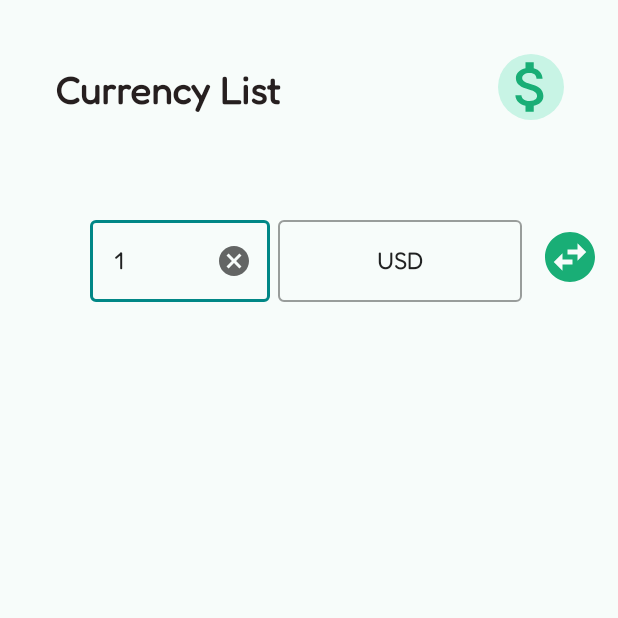
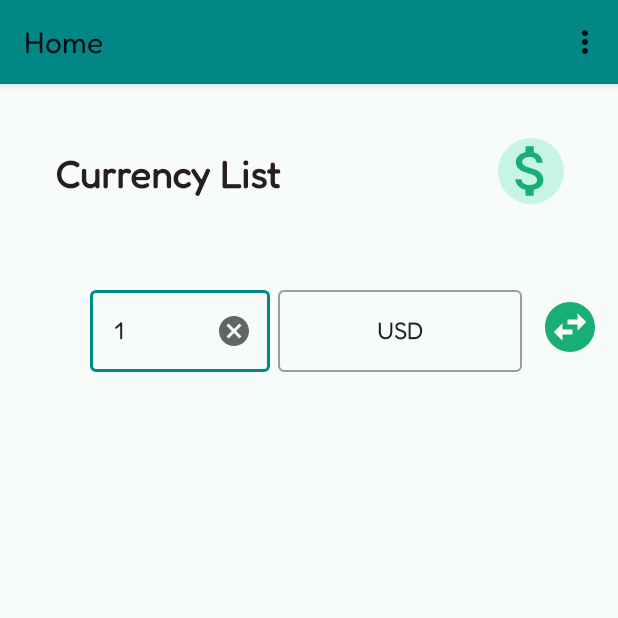
Before and after one commit to thegr8manef/Currency-Kt, an Android app: the MainActivity screen opened directly, with no data from a screen before it, after a tap on an icon or button, on a phone screen of 412 x 824 dp, the top half of it. Run offline under Robolectric (Android 15) with nearby library versions, the phone set to English and light mode, and no system bars; our stand-ins replace Room's generated code; network calls fail; 3 statements that could not run were skipped.

Commit message:
add some changes

```diff
--- a/app/build.gradle
+++ b/app/build.gradle
@@ -66,5 +66,6 @@ dependencies {
     implementation "org.jetbrains.kotlin:kotlin-stdlib-jdk7:1.3.72"
     api "org.jetbrains.kotlinx:kotlinx-coroutines-core:1.6.0"
     api "org.jetbrains.kotlinx:kotlinx-coroutines-android:1.6.0"
+    implementation 'com.google.android.material:material:1.2.0-alpha03'
 
 }
--- a/app/src/main/java/com/example/demokt/activities/MainActivity.kt
+++ b/app/src/main/java/com/example/demokt/activities/MainActivity.kt
@@ -1,16 +1,18 @@
 package com.example.demokt.activities
 
 import android.content.Context
+import android.content.Intent
 import android.net.ConnectivityManager
 import android.os.Bundle
+import android.provider.AlarmClock.EXTRA_MESSAGE
 import android.text.Html
-import android.view.LayoutInflater
+import android.view.Menu
+import android.view.MenuItem
 import android.view.View
-import android.view.WindowManager
+import android.view.inputmethod.InputMethodManager
 import android.widget.ArrayAdapter
 import android.widget.ImageView
 import android.widget.TextView
-import android.widget.Toast
 import androidx.appcompat.app.AppCompatActivity
 import androidx.recyclerview.widget.LinearLayoutManager
 import com.example.demokt.R
@@ -20,10 +22,7 @@ import com.example.demokt.viewmodel.CurrencyViewModel
 import com.google.android.material.snackbar.BaseTransientBottomBar.*
 import com.google.android.material.snackbar.Snackbar
 import kotlinx.android.synthetic.main.activity_main.*
-import kotlin.time.Duration.Companion.milliseconds
-import kotlin.time.Duration.Companion.seconds
-import kotlin.time.milliseconds
-import kotlin.time.seconds
+
 
 class MainActivity : AppCompatActivity() {
 
@@ -35,6 +34,10 @@ class MainActivity : AppCompatActivity() {
 
     override fun onCreate(savedInstanceState: Bundle?) {
         super.onCreate(savedInstanceState)
+        //actionbar
+        val actionbar = supportActionBar
+        //set actionbar title
+        actionbar!!.title = "Home"
 
         window.decorView.apply {
             // Hide both the navigation bar and the status bar.
@@ -103,8 +106,36 @@ class MainActivity : AppCompatActivity() {
                 mySnackbar.setDuration(2000)
                 mySnackbar.show()
             }
+            HideKeyboard()
+
+
 
         }
+    }
+
+    override fun onCreateOptionsMenu(menu: Menu?): Boolean {
+        menuInflater.inflate(R.menu.main_menu,menu)
+        return true
+    }
+
+    override fun onOptionsItemSelected(item: MenuItem): Boolean {
+        when(item.itemId){
+            R.id.action_help ->{
+                val intent = Intent(this,HelpActivity::class.java).apply {
+
+                }
+                startActivity(intent)
+                return true
+            }
+            R.id.action_abt ->{
+                val intent1 = Intent(this,AboutActivity::class.java).apply {
+
+                }
+                startActivity(intent1)
+                return true
+            }
+        }
+        return super.onOptionsItemSelected(item)
     }
 
     /*************This function show the data in listView***********/
@@ -187,4 +218,9 @@ class MainActivity : AppCompatActivity() {
             .setCancelable(true)
         alertDialog = builder.show()
     }*/
+    fun HideKeyboard() : Boolean{
+        val imm: InputMethodManager = getSystemService(INPUT_METHOD_SERVICE) as InputMethodManager
+        imm.toggleSoftInput(InputMethodManager.HIDE_IMPLICIT_ONLY, 0)
+        return true
+    }
 }
--- a/app/src/main/java/com/example/demokt/data/remote/CurrencyService.kt
+++ b/app/src/main/java/com/example/demokt/data/remote/CurrencyService.kt
@@ -6,7 +6,7 @@ import retrofit2.Response
 import retrofit2.http.GET
 
 interface CurrencyService {
-    @GET("latest?apikey=bglhdrskIVmmxSy6wsQVns2SvQKSfFkMCKisbgUK")
+    @GET("latest?apikey=vUIPrrmMOMMereqK3yBPNDAOiNnv4PUlV5g4Htcp")
     //suspend fun getCurrency() : Response<HashMap<Currency,Currency>>
     suspend fun getCurrency(): Response<Currency>
 
--- /dev/null
+++ b/app/src/main/res/drawable/ic_abt.xml
@@ -0,0 +1,10 @@
+<vector xmlns:android="http://schemas.android.com/apk/res/android"
+    android:width="24dp"
+    android:height="24dp"
+    android:viewportWidth="24"
+    android:viewportHeight="24"
+    android:tint="?attr/colorControlNormal">
+  <path
+      android:fillColor="@android:color/white"
+      android:pathData="M12,2C6.48,2 2,6.48 2,12s4.48,10 10,10 10,-4.48 10,-10S17.52,2 12,2zM13,17h-2v-6h2v6zM13,9h-2L11,7h2v2z"/>
+</vector>
--- /dev/null
+++ b/app/src/main/res/drawable/ic_help.xml
@@ -0,0 +1,10 @@
+<vector xmlns:android="http://schemas.android.com/apk/res/android"
+    android:width="24dp"
+    android:height="24dp"
+    android:viewportWidth="24"
+    android:viewportHeight="24"
+    android:tint="?attr/colorControlNormal">
+  <path
+      android:fillColor="@android:color/white"
+      android:pathData="M12,2C6.48,2 2,6.48 2,12s4.48,10 10,10 10,-4.48 10,-10S17.52,2 12,2zM13,19h-2v-2h2v2zM15.07,11.25l-0.9,0.92C13.45,12.9 13,13.5 13,15h-2v-0.5c0,-1.1 0.45,-2.1 1.17,-2.83l1.24,-1.26c0.37,-0.36 0.59,-0.86 0.59,-1.41 0,-1.1 -0.9,-2 -2,-2s-2,0.9 -2,2L8,9c0,-2.21 1.79,-4 4,-4s4,1.79 4,4c0,0.88 -0.36,1.68 -0.93,2.25z"/>
+</vector>
--- /dev/null
+++ b/app/src/main/res/menu/main_menu.xml
@@ -0,0 +1,10 @@
+<?xml version="1.0" encoding="utf-8"?>
+<menu xmlns:android="http://schemas.android.com/apk/res/android"
+    xmlns:app="http://schemas.android.com/apk/res-auto">
+    <item android:id="@+id/action_help"
+        android:icon="@drawable/ic_help"
+        android:title="Help" />
+    <item android:id="@+id/action_abt"
+        android:icon="@drawable/ic_abt"
+        android:title="About" />
+</menu>
--- a/app/src/main/res/values/strings.xml
+++ b/app/src/main/res/values/strings.xml
@@ -20,6 +20,11 @@
     <string name="Base_Id_Test">TND</string>
     <string name="Base_Value_Test">3.9558741</string>
     <string name="loading">loading...</string>
+    <string name="about">There is no need to create a separate social channel (like separate twitter handle and Facebook page) for each and every app that you make. Doing so will not only be a burden on you but will also distribute your users in smaller chunks and make your app’s social</string>
+    <string name="Devlopper">Jedidi Med Manef</string>
+    <string name="Ocuupation">Mobile Application Development</string>
+    <string name="connect">Connect</string>
+    <string name="Copyright">© 2012 - 2022 www.mobelite.fr - All Rights Reserved.</string>
 
 
 </resources>
--- a/app/src/main/res/values/themes.xml
+++ b/app/src/main/res/values/themes.xml
@@ -1,6 +1,6 @@
 <resources xmlns:tools="http://schemas.android.com/tools">
     <!-- Base application theme. -->
-    <style name="Theme.DemoKt" parent="Theme.MaterialComponents.DayNight.NoActionBar.Bridge">
+    <style name="Theme.DemoKt" parent="Theme.MaterialComponents.DayNight.Bridge">
         <!-- Primary brand color. -->
         <item name="colorPrimary">@color/teal_700</item>
         <item name="colorPrimaryVariant">@color/teal_700</item>
--- a/build.gradle
+++ b/build.gradle
@@ -6,7 +6,7 @@ buildscript {
     }
     dependencies {
         classpath 'com.android.tools.build:gradle:7.1.3'
-        classpath 'org.jetbrains.kotlin:kotlin-gradle-plugin:1.6.20'
+        classpath 'org.jetbrains.kotlin:kotlin-gradle-plugin:1.6.21'
         classpath "androidx.navigation:navigation-safe-args-gradle-plugin:2.4.1"
 
         // NOTE: Do not place your application dependencies here; they belong
```
Also changed, not shown: app/src/main/AndroidManifest.xml (+7 -3 lines), app/src/main/java/com/example/demokt/activities/AboutActivity.kt (added, +37 -0 lines), app/src/main/java/com/example/demokt/activities/HelpActivity.kt (added, +61 -0 lines), app/src/main/res/layout/activity_about.xml (added, +103 -0 lines), app/src/main/res/layout/activity_help.xml (added, +81 -0 lines), app/src/main/res/drawable-v24/fb.png (added).
